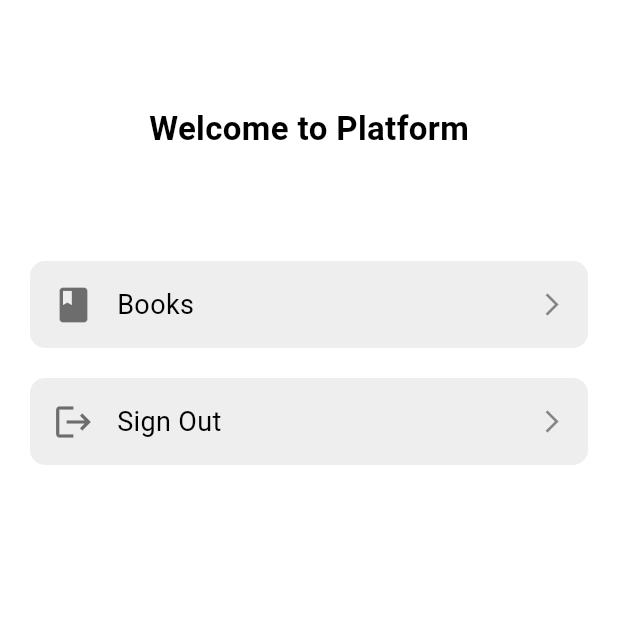
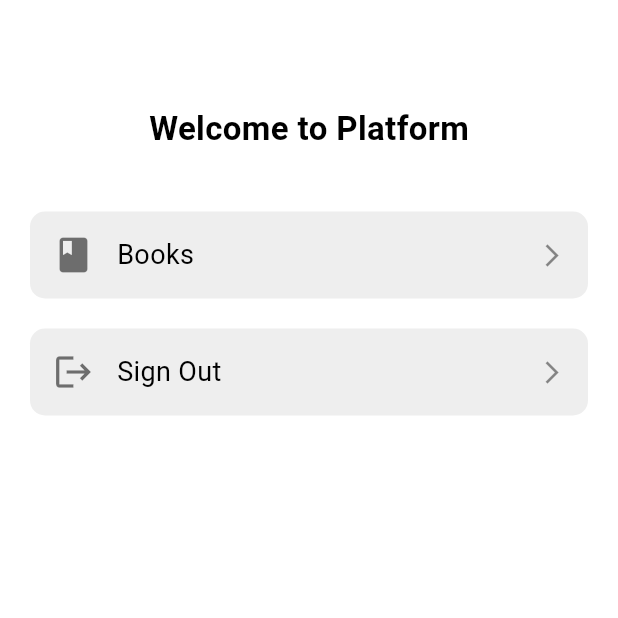
Before and after one commit to Abylaikhan-Bari/Platform-Mobile, a Flutter app: the screen it shows once a user with an empty profile is signed in, on a phone screen of 412 x 824 dp, the top half of it. Run offline on Flutter 3.47's test engine with Material 3 defaults, Android fonts, the phone set to English and light mode, and no system bars; our stand-ins replace bloc, cloud_firestore, firebase_auth, firebase_core, flutter_bloc; accounts and stored records are empty.

Commit message:
UI updates, P.S. bug fixed

```diff
--- a/lib/main.dart
+++ b/lib/main.dart
@@ -38,24 +38,52 @@ class MyApp extends StatelessWidget {
       title: 'Platform',
       debugShowCheckedModeBanner: false,
       theme: ThemeData(
-        primarySwatch: Colors.blue,
+        primarySwatch: Colors.green, // ✅ Ensures theme consistency
+        scaffoldBackgroundColor: Colors.white, // ✅ Matches UI design
+        progressIndicatorTheme: const ProgressIndicatorThemeData(
+          color: Colors.green, // ✅ Ensure green loading indicator
+        ),
       ),
       home: const AuthWrapper(),
     );
   }
 }
 
-class AuthWrapper extends StatelessWidget {
+class AuthWrapper extends StatefulWidget {
   const AuthWrapper({super.key});
+
+  @override
+  _AuthWrapperState createState() => _AuthWrapperState();
+}
+
+class _AuthWrapperState extends State<AuthWrapper> {
+  bool isProcessingSignOut = false;
 
   @override
   Widget build(BuildContext context) {
     return StreamBuilder<User?>(
       stream: FirebaseAuth.instance.authStateChanges(),
       builder: (context, snapshot) {
+        debugPrint("🔥 AuthState Change Triggered: ${snapshot.data?.email}");
+
         if (snapshot.connectionState == ConnectionState.waiting) {
-          return const Center(child: CircularProgressIndicator());
+          return const Scaffold(
+            backgroundColor: Colors.white,
+            body: Center(
+              child: CircularProgressIndicator(), // ✅ Green loading indicator
+            ),
+          );
         }
+
+        if (isProcessingSignOut) {
+          return const Scaffold(
+            backgroundColor: Colors.white,
+            body: Center(
+              child: CircularProgressIndicator(), // ✅ Show loading while signing out
+            ),
+          );
+        }
+
         return snapshot.hasData ? const HomeScreen() : const AuthScreen();
       },
     );
--- a/lib/presentation/screens/home_screen.dart
+++ b/lib/presentation/screens/home_screen.dart
@@ -11,7 +11,7 @@ class HomeScreen extends StatefulWidget {
 }
 
 class _HomeScreenState extends State<HomeScreen> {
-  final User? _user = FirebaseAuth.instance.currentUser;
+  bool isLoggingOut = false;
 
   void _confirmLogout() {
     showDialog(
@@ -46,13 +46,19 @@ class _HomeScreenState extends State<HomeScreen> {
                     ),
                     TextButton(
                       onPressed: () async {
+                        setState(() {
+                          isLoggingOut = true;
+                        });
+
                         await FirebaseAuth.instance.signOut();
                         if (mounted) {
-                          Navigator.of(context).pop(); // Close dialog
-                          Navigator.pushReplacement(
-                            context,
-                            MaterialPageRoute(builder: (_) => const AuthScreen()),
-                          );
+                          Navigator.of(context).pop(); // ✅ Close dialog
+                          Future.delayed(const Duration(milliseconds: 500), () {
+                            Navigator.pushReplacement(
+                              context,
+                              MaterialPageRoute(builder: (_) => const AuthScreen()),
+                            );
+                          });
                         }
                       },
                       child: const Text("Sign Out", style: TextStyle(color: Colors.red)),
@@ -81,13 +87,6 @@ class _HomeScreenState extends State<HomeScreen> {
               child: Text(
                 "Welcome to Platform",
                 style: TextStyle(fontSize: 22, fontWeight: FontWeight.bold, color: Colors.black),
-              ),
-            ),
-            const SizedBox(height: 10),
-            Center(
-              child: Text(
-                _user?.email ?? "Guest User",
-                style: TextStyle(fontSize: 16, color: Colors.grey[700]),
               ),
             ),
             const SizedBox(height: 30),
```
